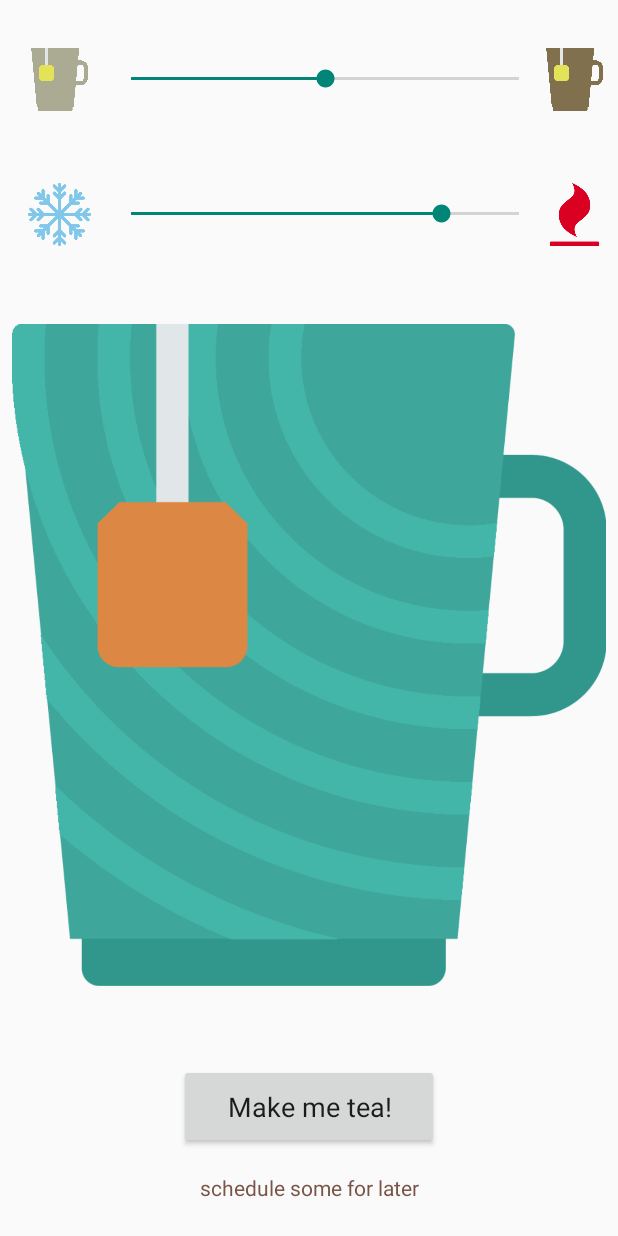
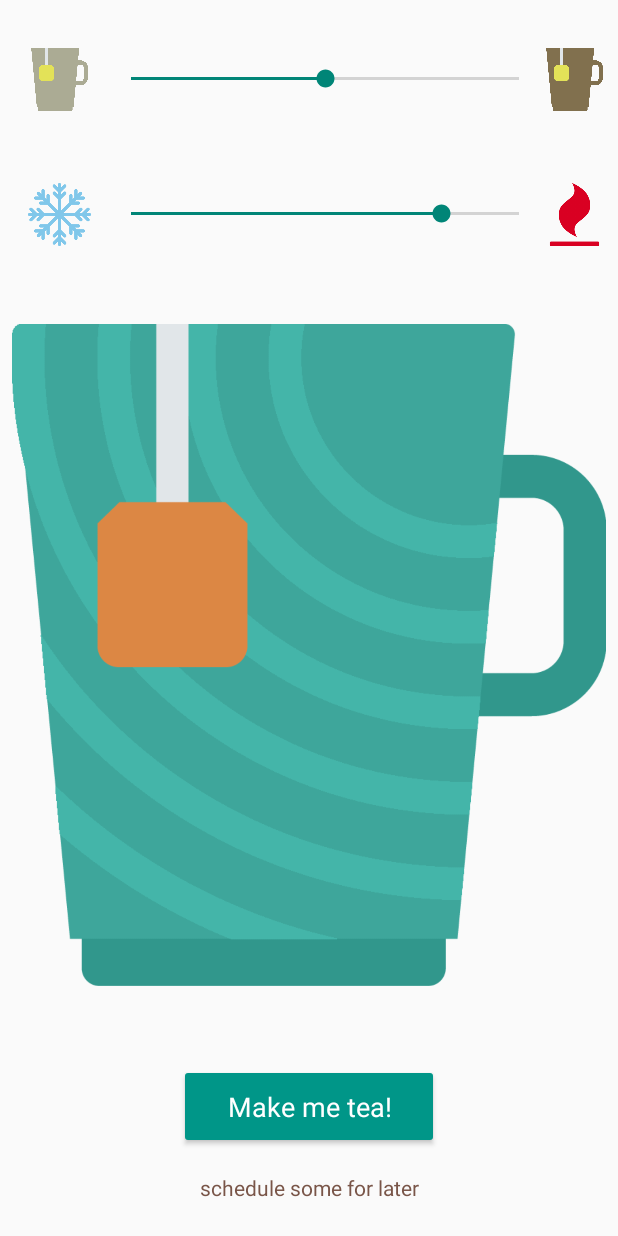
Before and after one commit to lorenzo2897/iot-app-android, an Android app: the screen it shows after launch (MainActivity), on a phone screen of 412 x 824 dp. Run offline under Robolectric (Android 15) with nearby library versions, the phone set to English and light mode, and no system bars.

Commit message:
changed launcher icon and adjusted layouts

```diff
--- a/app/src/main/AndroidManifest.xml
+++ b/app/src/main/AndroidManifest.xml
@@ -6,7 +6,6 @@
         android:allowBackup="true"
         android:icon="@mipmap/ic_launcher"
         android:label="@string/app_name"
-        android:roundIcon="@mipmap/ic_launcher_round"
         android:supportsRtl="true"
         android:theme="@style/AppTheme">
         <activity android:name=".MainActivity">
--- a/app/src/main/res/layout/activity_main.xml
+++ b/app/src/main/res/layout/activity_main.xml
@@ -104,21 +104,23 @@
         android:id="@+id/buttonStart"
         android:layout_width="wrap_content"
         android:layout_height="wrap_content"
+        android:layout_marginBottom="2dp"
+        android:layout_marginEnd="8dp"
         android:layout_marginLeft="8dp"
         android:layout_marginRight="8dp"
+        android:layout_marginStart="8dp"
+        android:backgroundTint="@color/colorPrimary"
+        android:paddingBottom="16dp"
         android:paddingLeft="32dp"
         android:paddingRight="32dp"
-        android:paddingBottom="16dp"
         android:paddingTop="16dp"
         android:text="Make me tea!"
         android:textAppearance="@android:style/TextAppearance.Material"
+        android:textColor="?android:attr/textColorPrimaryInverse"
         android:textSize="18sp"
+        app:layout_constraintBottom_toTopOf="@+id/buttonSchedule"
         app:layout_constraintLeft_toLeftOf="parent"
         app:layout_constraintRight_toRightOf="parent"
-        app:layout_constraintBottom_toTopOf="@+id/buttonSchedule"
-        android:layout_marginStart="8dp"
-        android:layout_marginEnd="8dp"
-        android:layout_marginBottom="2dp"
         app:layout_constraintVertical_chainStyle="packed"/>
 
     <Button
--- a/app/src/main/res/values/colors.xml
+++ b/app/src/main/res/values/colors.xml
@@ -1,6 +1,6 @@
 <?xml version="1.0" encoding="utf-8"?>
 <resources>
     <color name="colorPrimary">#009688</color>
-    <color name="colorPrimaryDark">#00796B</color>
+    <color name="colorPrimaryDark">#00796b</color>
     <color name="colorAccent">#795548</color>
 </resources>
```
Also changed, not shown: app/src/main/ic_launcher-web.png (added), app/src/main/res/mipmap-hdpi/ic_launcher.png, app/src/main/res/mipmap-hdpi/ic_launcher_round.png (deleted), app/src/main/res/mipmap-mdpi/ic_launcher.png, app/src/main/res/mipmap-mdpi/ic_launcher_round.png (deleted), app/src/main/res/mipmap-xhdpi/ic_launcher.png, app/src/main/res/mipmap-xhdpi/ic_launcher_round.png (deleted), app/src/main/res/mipmap-xxhdpi/ic_launcher.png, app/src/main/res/mipmap-xxhdpi/ic_launcher_round.png (deleted), app/src/main/res/mipmap-xxxhdpi/ic_launcher.png, app/src/main/res/mipmap-xxxhdpi/ic_launcher_round.png (deleted).
